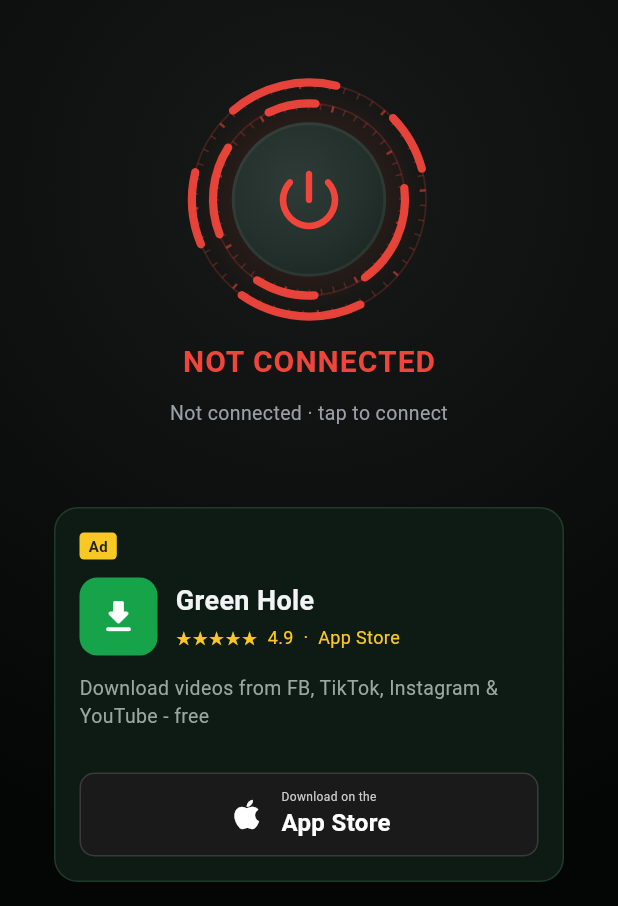
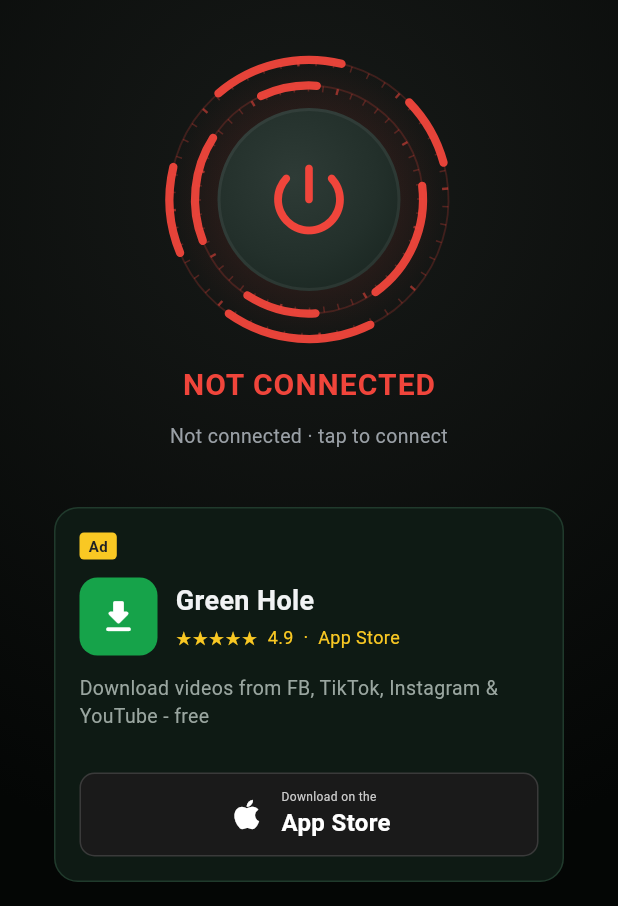
Before and after one commit to oscarmayoofficial-code/greenvpn-ios, a Flutter app: the screen it shows after launch, on a phone screen of 412 x 824 dp, the part 330-1236 px from its top. Run offline on Flutter 3.47's test engine with Material 3 defaults, Android fonts, the phone set to English and light mode, and no system bars; our stand-ins replace shared_preferences; network calls fail.

Commit message:
UI: enlarge the orb ~19% (160->190px), scale rings/core/icon/glow

```diff
--- a/lib/widgets/vpn_orb.dart
+++ b/lib/widgets/vpn_orb.dart
@@ -62,8 +62,8 @@
     return GestureDetector(
       onTap: widget.onTap,
       child: SizedBox(
-        width: 160,
-        height: 160,
+        width: 190,
+        height: 190,
         child: AnimatedBuilder(
           animation: Listenable.merge([_ringMid, _ringInner, _pulse, _pop]),
           builder: (context, _) {
@@ -78,23 +78,23 @@
                 Transform.rotate(
                   angle: _ringMid.value * 2 * math.pi,
                   child: CustomPaint(
-                    size: const Size(160, 160),
-                    painter: _RingPainter(color: ringColor, radius: 78, dashed: true),
+                    size: const Size(190, 190),
+                    painter: _RingPainter(color: ringColor, radius: 93, dashed: true),
                   ),
                 ),
                 Transform.rotate(
                   angle: -_ringInner.value * 2 * math.pi,
                   child: CustomPaint(
-                    size: const Size(160, 160),
-                    painter: _RingPainter(color: ringColor, radius: 64, dashed: true),
+                    size: const Size(190, 190),
+                    painter: _RingPainter(color: ringColor, radius: 76, dashed: true),
                   ),
                 ),
                 // core
                 Transform.scale(
                   scale: 0.9 + 0.1 * pop,
                   child: Container(
-                    width: 103,
-                    height: 103,
+                    width: 122,
+                    height: 122,
                     decoration: BoxDecoration(
                       shape: BoxShape.circle,
                       gradient: RadialGradient(
@@ -120,7 +120,7 @@
                     angle: (1 - pop) * -2.1,
                     child: Icon(
                       Icons.power_settings_new_rounded,
-                      size: 52,
+                      size: 62,
                       color: ringColor,
                     ),
                   ),
@@ -142,8 +142,8 @@
   @override
   Widget build(BuildContext context) {
     return Container(
-      width: 160,
-      height: 160,
+      width: 190,
+      height: 190,
       decoration: BoxDecoration(
         shape: BoxShape.circle,
         gradient: RadialGradient(
```
